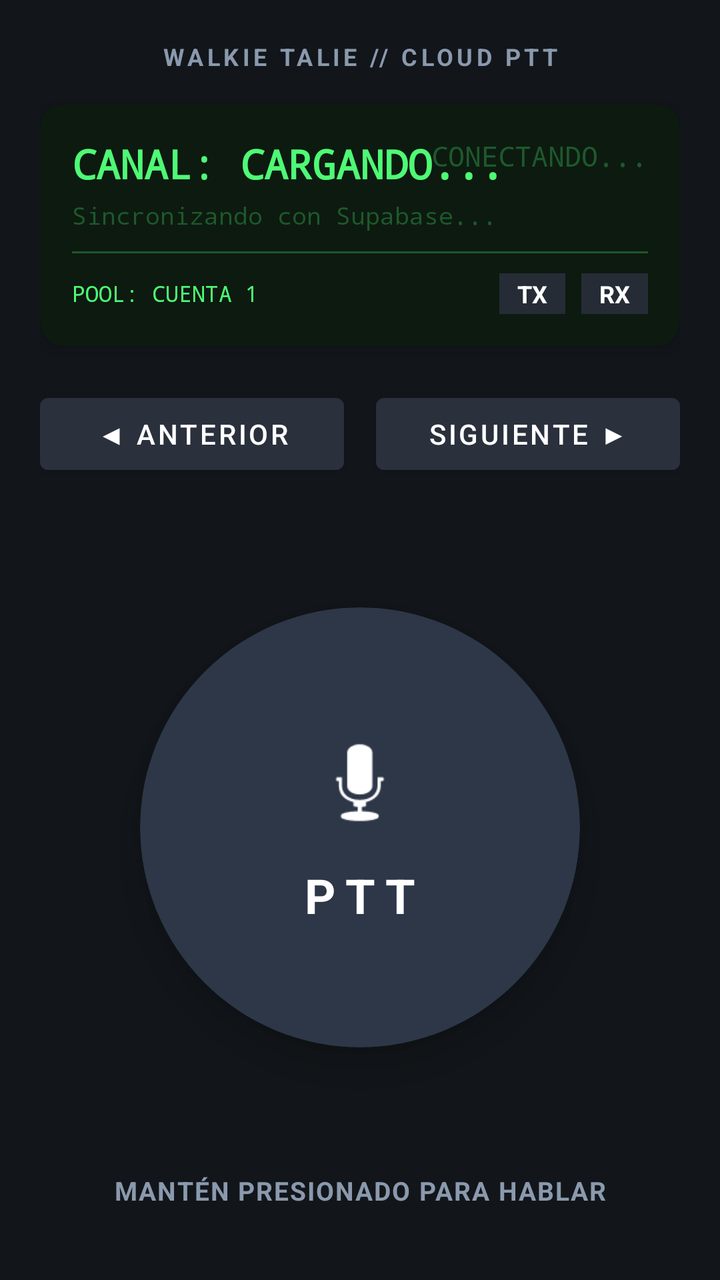
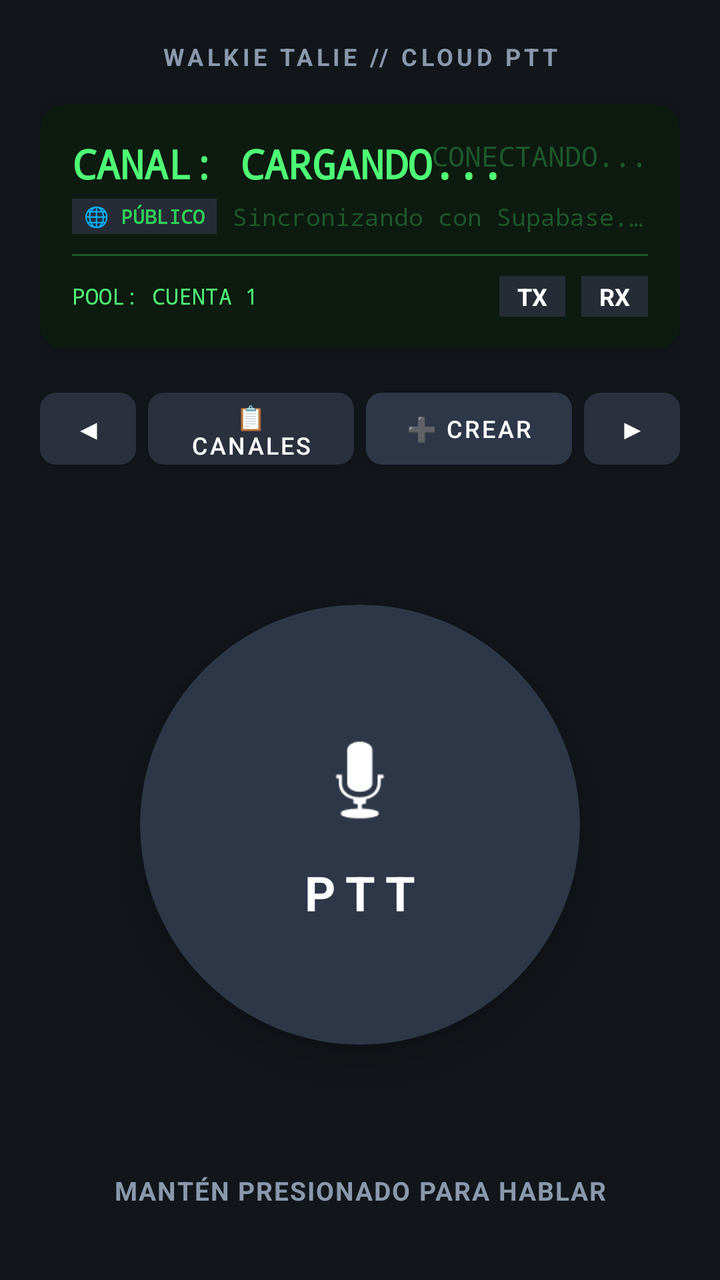

An Android layout rendered at two revisions. The XML below is the earlier revision; the diff shows what the commit changed to produce the second picture.
<!-- AndroidManifest.xml: application theme Theme.WalkieTalkie -->
<!-- res/layout/activity_main.xml -->
<?xml version="1.0" encoding="utf-8"?>
<androidx.constraintlayout.widget.ConstraintLayout xmlns:android="http://schemas.android.com/apk/res/android"
    xmlns:app="http://schemas.android.com/apk/res-auto"
    xmlns:tools="http://schemas.android.com/tools"
    android:layout_width="match_parent"
    android:layout_height="match_parent"
    android:background="@color/radio_body_dark"
    android:padding="20dp">

    
    <TextView
        android:id="@+id/tvBrand"
        android:layout_width="wrap_content"
        android:layout_height="wrap_content"
        android:text="WALKIE TALIE // CLOUD PTT"
        android:textColor="@color/text_muted"
        android:textSize="12sp"
        android:letterSpacing="0.15"
        android:textStyle="bold"
        app:layout_constraintTop_toTopOf="parent"
        app:layout_constraintStart_toStartOf="parent"
        app:layout_constraintEnd_toEndOf="parent" />

    
    <androidx.cardview.widget.CardView
        android:id="@+id/cardLcd"
        android:layout_width="match_parent"
        android:layout_height="wrap_content"
        android:layout_marginTop="16dp"
        app:cardBackgroundColor="@color/radio_lcd_bg"
        app:cardCornerRadius="12dp"
        app:cardElevation="6dp"
        app:layout_constraintTop_toBottomOf="@id/tvBrand">

        <LinearLayout
            android:layout_width="match_parent"
            android:layout_height="wrap_content"
            android:orientation="vertical"
            android:padding="16dp">

            
            <RelativeLayout
                android:layout_width="match_parent"
                android:layout_height="wrap_content">

                <TextView
                    android:id="@+id/tvChannelTitle"
                    android:layout_width="wrap_content"
                    android:layout_height="wrap_content"
                    android:text="CANAL: CARGANDO..."
                    android:textColor="@color/radio_lcd_text"
                    android:textSize="20sp"
                    android:textStyle="bold"
                    android:fontFamily="monospace" />

                <TextView
                    android:id="@+id/tvFrequency"
                    android:layout_width="wrap_content"
                    android:layout_height="wrap_content"
                    android:layout_alignParentEnd="true"
                    android:text="CONECTANDO..."
                    android:textColor="@color/radio_lcd_dim"
                    android:textSize="14sp"
                    android:fontFamily="monospace" />
            </RelativeLayout>

            
            <TextView
                android:id="@+id/tvChannelDesc"
                android:layout_width="match_parent"
                android:layout_height="wrap_content"
                android:layout_marginTop="4dp"
                android:text="Sincronizando con Supabase..."
                android:textColor="@color/radio_lcd_dim"
                android:textSize="12sp"
                android:fontFamily="monospace" />

            <View
                android:layout_width="match_parent"
                android:layout_height="1dp"
                android:layout_marginVertical="10dp"
                android:background="@color/radio_lcd_dim" />

            
            <LinearLayout
                android:layout_width="match_parent"
                android:layout_height="wrap_content"
                android:orientation="horizontal"
                android:gravity="center_vertical">

                <TextView
                    android:id="@+id/tvServerInfo"
                    android:layout_width="0dp"
                    android:layout_height="wrap_content"
                    android:layout_weight="1"
                    android:text="POOL: CUENTA 1"
                    android:textColor="@color/radio_lcd_text"
                    android:textSize="11sp"
                    android:fontFamily="monospace" />

                
                <TextView
                    android:id="@+id/ledTx"
                    android:layout_width="wrap_content"
                    android:layout_height="wrap_content"
                    android:text=" TX "
                    android:textSize="12sp"
                    android:textStyle="bold"
                    android:textColor="@color/white"
                    android:background="@color/led_off"
                    android:paddingHorizontal="6dp"
                    android:paddingVertical="2dp"
                    android:layout_marginEnd="8dp" />

                
                <TextView
                    android:id="@+id/ledRx"
                    android:layout_width="wrap_content"
                    android:layout_height="wrap_content"
                    android:text=" RX "
                    android:textSize="12sp"
                    android:textStyle="bold"
                    android:textColor="@color/white"
                    android:background="@color/led_off"
                    android:paddingHorizontal="6dp"
                    android:paddingVertical="2dp" />
            </LinearLayout>

        </LinearLayout>
    </androidx.cardview.widget.CardView>

    
    <LinearLayout
        android:id="@+id/channelControls"
        android:layout_width="match_parent"
        android:layout_height="wrap_content"
        android:layout_marginTop="20dp"
        android:orientation="horizontal"
        android:gravity="center"
        app:layout_constraintTop_toBottomOf="@id/cardLcd">

        <com.google.android.material.button.MaterialButton
            android:id="@+id/btnPrevChannel"
            android:layout_width="0dp"
            android:layout_height="wrap_content"
            android:layout_weight="1"
            android:text="◀ ANTERIOR"
            android:textColor="@color/white"
            app:backgroundTint="@color/radio_metal" />

        <Space
            android:layout_width="16dp"
            android:layout_height="wrap_content" />

        <com.google.android.material.button.MaterialButton
            android:id="@+id/btnNextChannel"
            android:layout_width="0dp"
            android:layout_height="wrap_content"
            android:layout_weight="1"
            android:text="SIGUIENTE ▶"
            android:textColor="@color/white"
            app:backgroundTint="@color/radio_metal" />
    </LinearLayout>

    
    <androidx.cardview.widget.CardView
        android:id="@+id/cardPtt"
        android:layout_width="220dp"
        android:layout_height="220dp"
        app:cardCornerRadius="110dp"
        app:cardElevation="12dp"
        app:cardBackgroundColor="@color/ptt_idle_base"
        app:layout_constraintTop_toBottomOf="@id/channelControls"
        app:layout_constraintBottom_toTopOf="@id/tvInstruction"
        app:layout_constraintStart_toStartOf="parent"
        app:layout_constraintEnd_toEndOf="parent">

        <RelativeLayout
            android:id="@+id/btnPttArea"
            android:layout_width="match_parent"
            android:layout_height="match_parent"
            android:gravity="center">

            <ImageView
                android:id="@+id/ivMicIcon"
                android:layout_width="56dp"
                android:layout_height="56dp"
                android:layout_centerHorizontal="true"
                android:src="@android:drawable/ic_btn_speak_now"
                app:tint="@color/white" />

            <TextView
                android:id="@+id/tvPttText"
                android:layout_width="wrap_content"
                android:layout_height="wrap_content"
                android:layout_below="@id/ivMicIcon"
                android:layout_centerHorizontal="true"
                android:layout_marginTop="12dp"
                android:text="PTT"
                android:textStyle="bold"
                android:textSize="24sp"
                android:textColor="@color/white"
                android:letterSpacing="0.2" />

        </RelativeLayout>
    </androidx.cardview.widget.CardView>

    
    <TextView
        android:id="@+id/tvInstruction"
        android:layout_width="match_parent"
        android:layout_height="wrap_content"
        android:text="@string/ptt_idle"
        android:textColor="@color/text_muted"
        android:textSize="13sp"
        android:textAlignment="center"
        android:textStyle="bold"
        android:letterSpacing="0.05"
        android:layout_marginBottom="16dp"
        app:layout_constraintBottom_toBottomOf="parent" />

</androidx.constraintlayout.widget.ConstraintLayout>
<!-- resources referenced by this layout -->
<resources>
  <color name="led_off">#262C36</color>
  <color name="ptt_idle_base">#2D3748</color>
  <color name="radio_body_dark">#12161A</color>
  <color name="radio_lcd_bg">#0D1A10</color>
  <color name="radio_lcd_dim">#1D592C</color>
  <color name="radio_lcd_text">#4EFA75</color>
  <color name="radio_metal">#2A303C</color>
  <color name="text_muted">#8A99AD</color>
  <color name="white">#FFFFFF</color>
  <string name="ptt_idle">MANTÉN PRESIONADO PARA HABLAR</string>
  <style name="Theme.WalkieTalkie" parent="Theme.MaterialComponents.DayNight.NoActionBar">
          <item name="colorPrimary">@color/radio_lcd_text</item>
          <item name="colorSecondary">@color/ptt_active_base</item>
          <item name="android:statusBarColor">@color/radio_body_dark</item>
          <item name="android:navigationBarColor">@color/radio_body_dark</item>
      </style>
  <color name="ptt_active_base">#E53E3E</color>
</resources>

<!-- the commit's change to res/layout/activity_main.xml (unified diff, before → after) -->
@@ -65,15 +65,39 @@
             </RelativeLayout>
 
             
-            <TextView
-                android:id="@+id/tvChannelDesc"
+            <LinearLayout
                 android:layout_width="match_parent"
                 android:layout_height="wrap_content"
+                android:orientation="horizontal"
                 android:layout_marginTop="4dp"
-                android:text="Sincronizando con Supabase..."
-                android:textColor="@color/radio_lcd_dim"
-                android:textSize="12sp"
-                android:fontFamily="monospace" />
+                android:gravity="center_vertical">
+
+                <TextView
+                    android:id="@+id/tvChannelType"
+                    android:layout_width="wrap_content"
+                    android:layout_height="wrap_content"
+                    android:text="🌐 PÚBLICO"
+                    android:textColor="@color/badge_public"
+                    android:textSize="10sp"
+                    android:textStyle="bold"
+                    android:background="@color/input_bg"
+                    android:paddingHorizontal="6dp"
+                    android:paddingVertical="2dp"
+                    android:fontFamily="monospace"
+                    android:layout_marginEnd="8dp" />
+
+                <TextView
+                    android:id="@+id/tvChannelDesc"
+                    android:layout_width="0dp"
+                    android:layout_height="wrap_content"
+                    android:layout_weight="1"
+                    android:text="Sincronizando con Supabase..."
+                    android:textColor="@color/radio_lcd_dim"
+                    android:textSize="12sp"
+                    android:fontFamily="monospace"
+                    android:singleLine="true"
+                    android:ellipsize="end" />
+            </LinearLayout>
 
             <View
                 android:layout_width="match_parent"
@@ -134,31 +158,55 @@
         android:id="@+id/channelControls"
         android:layout_width="match_parent"
         android:layout_height="wrap_content"
-        android:layout_marginTop="20dp"
+        android:layout_marginTop="16dp"
         android:orientation="horizontal"
         android:gravity="center"
         app:layout_constraintTop_toBottomOf="@id/cardLcd">
 
         <com.google.android.material.button.MaterialButton
             android:id="@+id/btnPrevChannel"
+            android:layout_width="48dp"
+            android:layout_height="48dp"
+            android:text="◀"
+            android:textSize="14sp"
+            android:textColor="@color/white"
+            android:padding="0dp"
+            app:cornerRadius="8dp"
+            app:backgroundTint="@color/radio_metal" />
+
+        <com.google.android.material.button.MaterialButton
+            android:id="@+id/btnChannelList"
             android:layout_width="0dp"
-            android:layout_height="wrap_content"
+            android:layout_height="48dp"
             android:layout_weight="1"
-            android:text="◀ ANTERIOR"
-            android:textColor="@color/white"
+            android:layout_marginHorizontal="6dp"
+            android:text="📋 CANALES"
+            android:textSize="12sp"
+            android:textColor="@color/white"
+            app:cornerRadius="8dp"
             app:backgroundTint="@color/radio_metal" />
 
-        <Space
-            android:layout_width="16dp"
-            android:layout_height="wrap_content" />
+        <com.google.android.material.button.MaterialButton
+            android:id="@+id/btnCreateChannel"
+            android:layout_width="0dp"
+            android:layout_height="48dp"
+            android:layout_weight="1"
+            android:layout_marginEnd="6dp"
+            android:text="➕ CREAR"
+            android:textSize="12sp"
+            android:textColor="@color/white"
+            app:cornerRadius="8dp"
+            app:backgroundTint="@color/ptt_idle_base" />
 
         <com.google.android.material.button.MaterialButton
             android:id="@+id/btnNextChannel"
-            android:layout_width="0dp"
-            android:layout_height="wrap_content"
-            android:layout_weight="1"
-            android:text="SIGUIENTE ▶"
-            android:textColor="@color/white"
+            android:layout_width="48dp"
+            android:layout_height="48dp"
+            android:text="▶"
+            android:textSize="14sp"
+            android:textColor="@color/white"
+            android:padding="0dp"
+            app:cornerRadius="8dp"
             app:backgroundTint="@color/radio_metal" />
     </LinearLayout>
 
<!-- resource entries referenced after the edit -->
@@ -1,5 +1,7 @@
 <!-- resources referenced by this layout -->
 <resources>
+  <color name="badge_public">#30D158</color>
+  <color name="input_bg">#252C36</color>
   <color name="led_off">#262C36</color>
   <color name="ptt_idle_base">#2D3748</color>
   <color name="radio_body_dark">#12161A</color>
